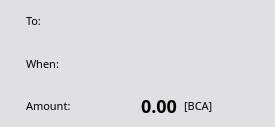
First picture: the form in src/qt/forms/lastsendtransactionview.ui, repository bitcoin-atom/bitcoin-atom, before the edit.
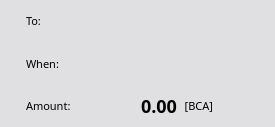
Second picture: the form after the edit.

Commit message: QT autoscale font size for fixed rect in value labels

```diff
--- a/src/qt/forms/lastsendtransactionview.ui
+++ b/src/qt/forms/lastsendtransactionview.ui
@@ -283,6 +283,9 @@
             <property name="text">
              <string>[BCA]</string>
             </property>
+            <property name="alignment">
+             <set>Qt::AlignRight|Qt::AlignTrailing|Qt::AlignVCenter</set>
+            </property>
            </widget>
           </item>
          </layout>
```
The commit also changes 7 other files.
